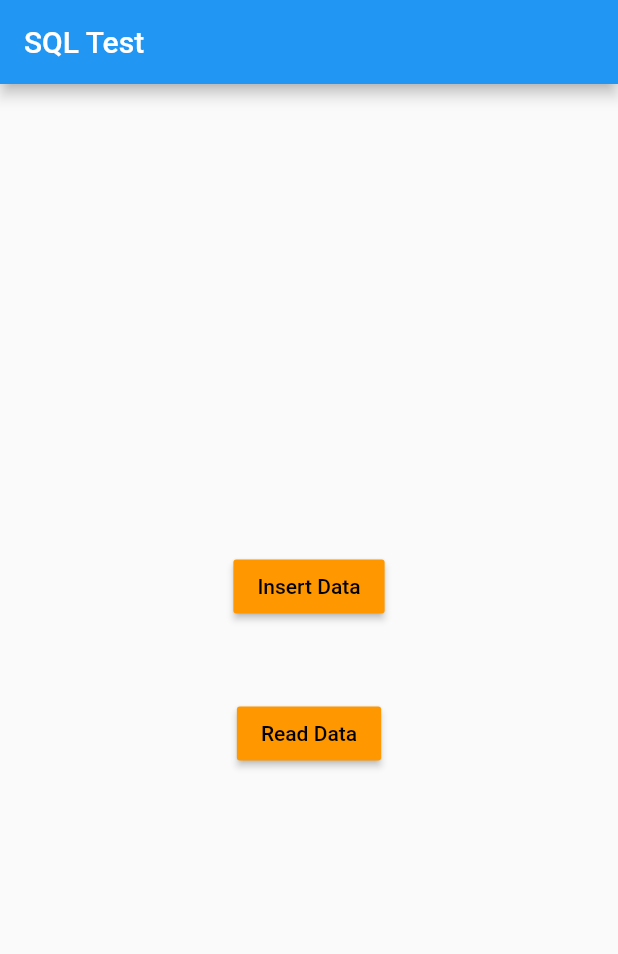
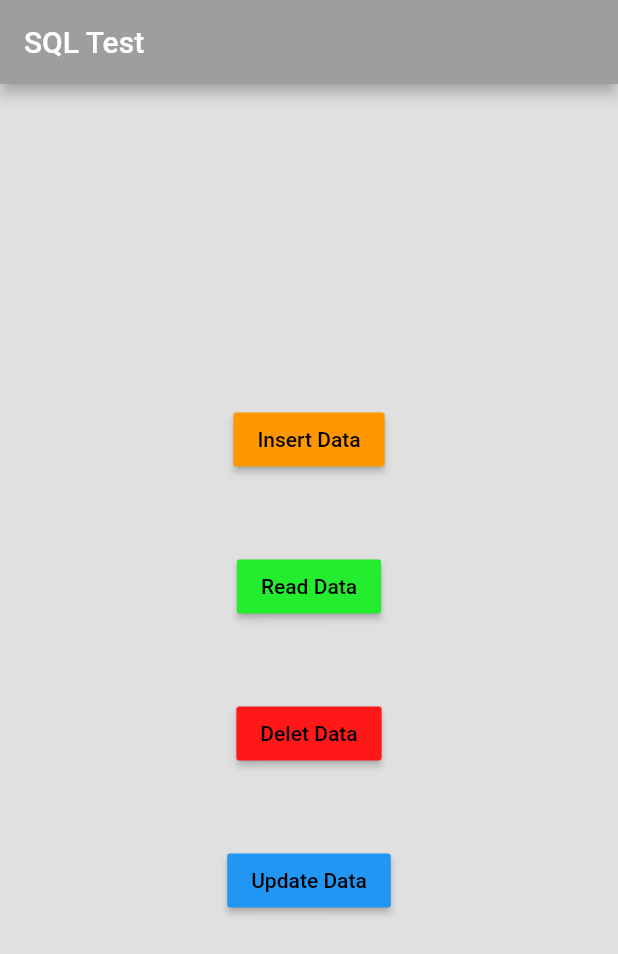
Before and after one commit to khalidelasrii/Test, a Flutter app: the screen it shows after launch, on a phone screen of 412 x 824 dp. Shown: the top 954 px of the screen. Run offline on Flutter 3.47's test engine with Material 2 defaults, Android fonts, the light colour scheme and no system bars; our stand-ins replace sqflite; accounts and stored records are empty.

Commit message:
final commite in data base

```diff
--- a/lib/main.dart
+++ b/lib/main.dart
@@ -14,10 +14,13 @@ class MyApp extends StatelessWidget {
 
     return MaterialApp(
       title: 'Test',
-      home: Scaffold(
+      home: SafeArea(
+        child: Scaffold(
           appBar: AppBar(
             title: const Text('SQL Test'),
+            backgroundColor: Colors.grey,
           ),
+          backgroundColor: Colors.grey.shade300,
           body: Center(
             child: Column(
               mainAxisAlignment: MainAxisAlignment.center,
@@ -41,11 +44,39 @@ class MyApp extends StatelessWidget {
                         await sqlData.readData("SELECT * FROM 'Items'");
                     print(response);
                   },
-                color: Colors.orange,
+                  color: const Color.fromARGB(255, 36, 236, 46),
                   textColor: Colors.black,
                   child: const Text('Read Data'),
                 ),
+                const SizedBox(
+                  height: 50,
+                ),
+                MaterialButton(
+                  onPressed: () async {
+                    int response = await sqlData
+                        .deletdata("DELETE FROM 'Items' WHERE id = 5 ");
+                    print(response);
+                  },
+                  color: const Color.fromARGB(255, 255, 24, 24),
+                  textColor: Colors.black,
+                  child: const Text('Delet Data'),
+                ),
+                const SizedBox(
+                  height: 50,
+                ),
+                MaterialButton(
+                  onPressed: () async {
+                    int response = await sqlData.updatedata(
+                        "UPDATE 'Items' SET 'Item'= 'Item is pdating ' WHERE  id = 7 ");
+
+                    print(response);
+                  },
+                  color: Colors.blue,
+                  textColor: Colors.black,
+                  child: const Text('Update Data'),
+                )
               ],
+            ),
           ),
         ),
       ),
--- a/lib/sql_data.dart
+++ b/lib/sql_data.dart
@@ -23,7 +23,9 @@ class SqlData {
     return mydb;
   }
 
-  _onUpgrade(Database db, int oldVersion, int newvesion) {}
+  _onUpgrade(Database db, int oldVersion, int newvesion) {
+    print('............. Upgreed .............');
+  }
 
   _onCreate(Database db, int version) async {
     await db.execute("""  CREATE TABLE Items(
```
Lines whose indentation alone changed are shown as unchanged.
